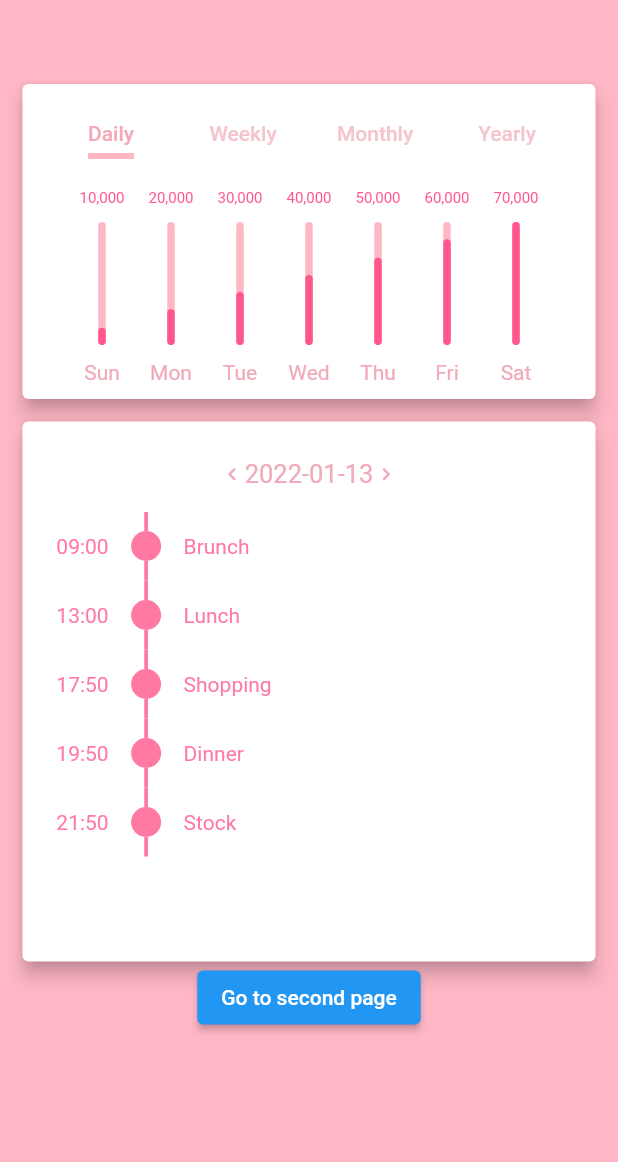
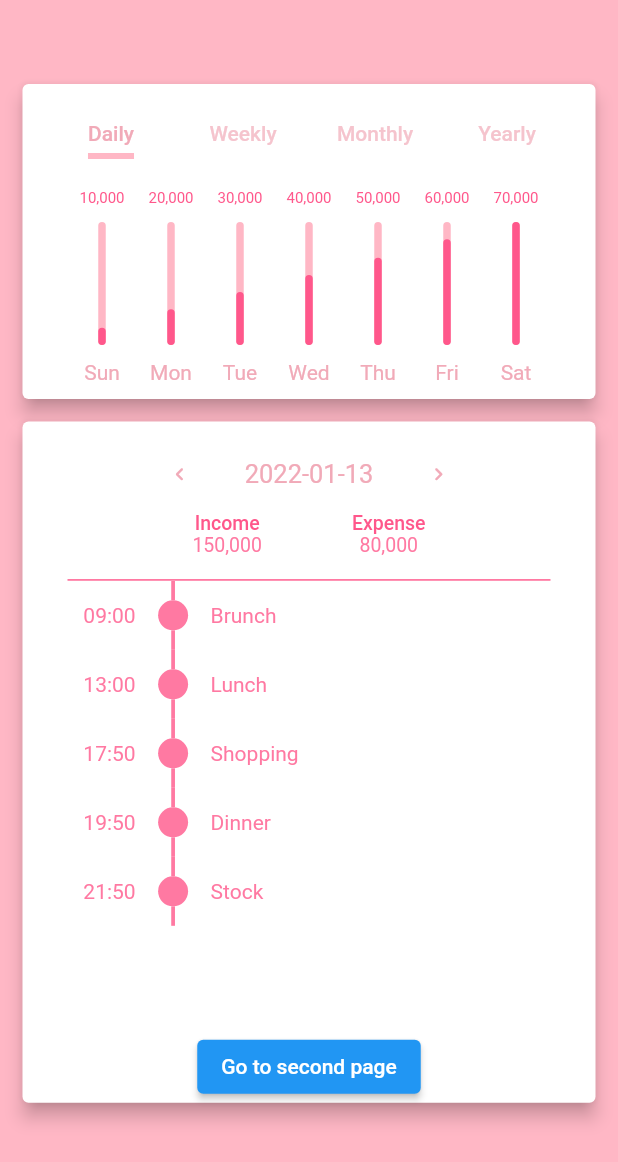
Before and after one commit to asd147asd147/Blossom, a Flutter app: the screen it shows after launch, on a phone screen of 412 x 824 dp. Shown: the top 1162 px of the screen. Run offline on Flutter 3.47's test engine with Material 2 defaults, Android fonts, the phone set to English and light mode, and no system bars; drawn by our look-alikes of flutter_animation_progress_bar, timelines.

Commit message:
Add HomeTimeline Info

```diff
--- a/lib/homePage.dart
+++ b/lib/homePage.dart
@@ -1,7 +1,6 @@
 import 'package:flutter/material.dart';
 import './homeInfo.dart';
 import './homeTimeLine.dart';
-import './Summary.dart';
 import './theme.dart';
 
 class HomePage extends StatelessWidget {
@@ -18,14 +17,7 @@ class HomePage extends StatelessWidget {
                                 children: <Widget>[
                                     HomeInfo(),
                                     HomeTimeLine(),
-                                    ElevatedButton(
-                                            child: Text("Go to second page"),
-                                            onPressed: () {
-                                                Navigator.push(
-                                                        context, MaterialPageRoute(builder: (_) => Summary()));
-                                            },
-                                    ),
-                                ],
+                               ],
                         ),
                 ),
         );
--- a/lib/homeTimeLine.dart
+++ b/lib/homeTimeLine.dart
@@ -1,5 +1,6 @@
 import 'package:flutter/material.dart';
 import 'package:timelines/timelines.dart';
+import './Summary.dart';
 import './theme.dart';
 
 class HomeTimeLine extends StatefulWidget {
@@ -13,6 +14,7 @@ class _HomeTimeLineState extends State<HomeTimeLine> {
         List<String> _subject = ['Brunch', 'Lunch', 'Shopping', 'Dinner', 'Stock'];
 
         return Container(
+                margin: EdgeInsets.symmetric(horizontal: 30),
                 child: Timeline.tileBuilder(
                         shrinkWrap: true,
                         theme: TimelineThemeData(
@@ -63,10 +65,13 @@ class _HomeTimeLineState extends State<HomeTimeLine> {
                                     child: Row(
                                             mainAxisAlignment: MainAxisAlignment.center,
                                             children: [
-                                                Icon(
+                                                Padding(
+                                                        padding: EdgeInsets.only(right: 35),
+                                                        child: Icon(
                                                                 Icons.navigate_before_rounded,
                                                                 color: CustomTheme.of(context).theme.homeTimelineTitle,
                                                                 size: 17,
+                                                        ),
                                                 ),
                                                 Text(
                                                         '2022-01-13',
@@ -75,12 +80,73 @@ class _HomeTimeLineState extends State<HomeTimeLine> {
                                                                 fontSize: 17,
                                                         ),
                                                 ),
-                                                Icon(
+                                                Padding(
+                                                        padding: EdgeInsets.only(left: 35),
+                                                        child: Icon(
                                                                 Icons.navigate_next_rounded,
                                                                 color: CustomTheme.of(context).theme.homeTimelineTitle,
                                                                 size: 17,
                                                         ),
+                                                ),
                                                 ],
+                                    ),
+                            ),
+                            Row(
+                                    mainAxisAlignment: MainAxisAlignment.center,
+                                    children: [
+                                        Container(
+                                                padding: EdgeInsets.only(bottom: 15, right: 30),
+                                                child: Column(
+                                                        mainAxisAlignment: MainAxisAlignment.center,
+                                                        children: [
+                                                            Text(
+                                                                    'Income',
+                                                                    style: TextStyle(
+                                                                            color: CustomTheme.of(context).theme.homeTimelineInfoTitle,
+                                                                            fontSize: 13,
+                                                                            fontWeight: FontWeight.w500,
+                                                                    ),
+                                                            ),
+                                                            Text(
+                                                                    '150,000',
+                                                                    style: TextStyle(
+                                                                            color: CustomTheme.of(context).theme.homeTimelineInfoText,
+                                                                            fontSize: 13,
+                                                                    ),
+                                                            ),
+                                                        ],
+                                                ),
+                                        ),
+                                        Container(
+                                                padding: EdgeInsets.only(bottom: 15, left: 30),
+                                                child: Column(
+                                                        mainAxisAlignment: MainAxisAlignment.center,
+                                                        children: [
+                                                            Text(
+                                                                    'Expense',
+                                                                    style: TextStyle(
+                                                                            color: CustomTheme.of(context).theme.homeTimelineInfoTitle,
+                                                                            fontSize: 13,
+                                                                            fontWeight: FontWeight.w500,
+                                                                    ),
+                                                            ),
+                                                            Text(
+                                                                    '80,000',
+                                                                    style: TextStyle(
+                                                                            color: CustomTheme.of(context).theme.homeTimelineInfoText,
+                                                                            fontSize: 13,
+                                                                    ),
+                                                            ),
+                                                        ],
+                                                ),
+                                        ),
+                                    ],
+                            ),
+                            Container(
+                                    margin: EdgeInsets.symmetric(horizontal: 30),
+                                    height: 1.2,
+                                    decoration: BoxDecoration(
+                                            color: CustomTheme.of(context).theme.homeTimelineIndicator,
                                     ),
                             ),
                             Container(
@@ -94,6 +160,13 @@ class _HomeTimeLineState extends State<HomeTimeLine> {
                                             ],
                                     ),
                             ),
+                            ElevatedButton(
+                                    child: Text("Go to second page"),
+                                    onPressed: () {
+                                        Navigator.push(
+                                                context, MaterialPageRoute(builder: (_) => Summary()));
+                                    },
+                            ),
                         ],
                 ),
         );
--- a/lib/theme.dart
+++ b/lib/theme.dart
@@ -12,6 +12,8 @@ abstract class DefaultTheme {
     Color get homeInfoIndicator;
 
     Color get homeTimelineTitle;
+    Color get homeTimelineInfoTitle;
+    Color get homeTimelineInfoText;
     Color get homeTimelineIndicator;
     Color get homeTimelineText;
 
@@ -37,6 +39,8 @@ class PinkTheme extends DefaultTheme {
     final Color homeInfoBarUnder = baseColor;
 
     final Color homeTimelineTitle = baseColor;
+    final Color homeTimelineInfoTitle = highLightColor;
+    final Color homeTimelineInfoText = defaultColor;
     final Color homeTimelineIndicator = defaultColor;
     final Color homeTimelineText = defaultColor;
 
```
Lines whose indentation alone changed are shown as unchanged.
